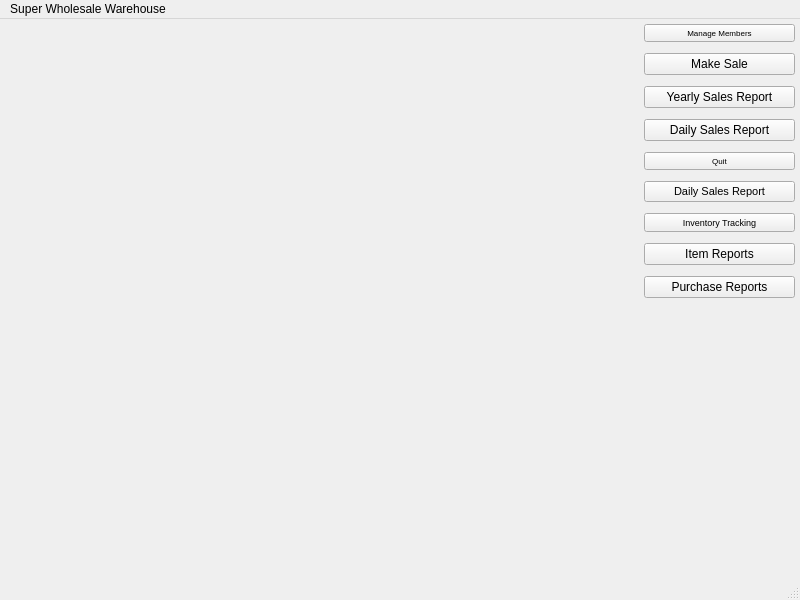
First picture: the form in mainwindow.ui, repository WinterCS003/CS008_Project1, before the edit.
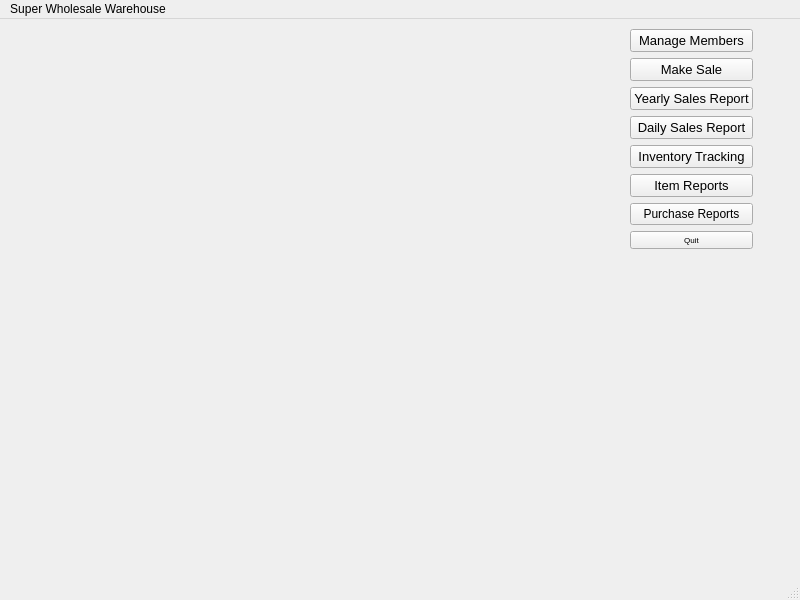
Second picture: the form after the edit.

```diff
--- a/mainwindow.ui
+++ b/mainwindow.ui
@@ -10,6 +10,12 @@
     <height>600</height>
    </rect>
   </property>
+  <property name="sizePolicy">
+   <sizepolicy hsizetype="Fixed" vsizetype="Fixed">
+    <horstretch>0</horstretch>
+    <verstretch>0</verstretch>
+   </sizepolicy>
+  </property>
   <property name="windowTitle">
    <string>MainWindow</string>
   </property>
@@ -17,18 +23,21 @@
    <widget class="QWidget" name="layoutWidget">
     <property name="geometry">
      <rect>
-      <x>644</x>
-      <y>0</y>
+      <x>630</x>
+      <y>10</y>
       <width>151</width>
       <height>286</height>
      </rect>
     </property>
     <layout class="QVBoxLayout" name="verticalLayout">
+     <property name="sizeConstraint">
+      <enum>QLayout::SetFixedSize</enum>
+     </property>
      <item>
       <widget class="QPushButton" name="manageMembers">
        <property name="font">
         <font>
-         <pointsize>6</pointsize>
+         <pointsize>10</pointsize>
         </font>
        </property>
        <property name="text">
@@ -38,6 +47,11 @@
      </item>
      <item>
       <widget class="QPushButton" name="makeSale">
+       <property name="font">
+        <font>
+         <pointsize>10</pointsize>
+        </font>
+       </property>
        <property name="text">
         <string>Make Sale</string>
        </property>
@@ -45,6 +59,11 @@
      </item>
      <item>
       <widget class="QPushButton" name="yearlySales">
+       <property name="font">
+        <font>
+         <pointsize>10</pointsize>
+        </font>
+       </property>
        <property name="text">
         <string>Yearly Sales Report</string>
        </property>
@@ -52,29 +71,9 @@
      </item>
      <item>
       <widget class="QPushButton" name="dailySales">
-       <property name="text">
-        <string>Daily Sales Report</string>
-       </property>
-      </widget>
-     </item>
-     <item>
-      <widget class="QPushButton" name="quitButton">
        <property name="font">
         <font>
-         <pointsize>6</pointsize>
-        </font>
-       </property>
-       <property name="text">
-        <string>Quit</string>
-       </property>
-      </widget>
-     </item>
-     <item>
-      <widget class="QPushButton" name="dailySales">
-       <property name="font">
-        <font>
-         <family>MS Shell Dlg 2</family>
-         <pointsize>8</pointsize>
+         <pointsize>10</pointsize>
         </font>
        </property>
        <property name="text">
@@ -87,7 +86,7 @@
        <property name="font">
         <font>
          <family>MS Shell Dlg 2</family>
-         <pointsize>7</pointsize>
+         <pointsize>10</pointsize>
         </font>
        </property>
        <property name="text">
@@ -97,6 +96,11 @@
      </item>
      <item>
       <widget class="QPushButton" name="itemReport">
+       <property name="font">
+        <font>
+         <pointsize>10</pointsize>
+        </font>
+       </property>
        <property name="text">
         <string>Item Reports</string>
        </property>
@@ -109,6 +113,18 @@
        </property>
       </widget>
      </item>
+     <item>
+      <widget class="QPushButton" name="quitButton">
+       <property name="font">
+        <font>
+         <pointsize>6</pointsize>
+        </font>
+       </property>
+       <property name="text">
+        <string>Quit</string>
+       </property>
+      </widget>
+     </item>
     </layout>
    </widget>
   </widget>
```
